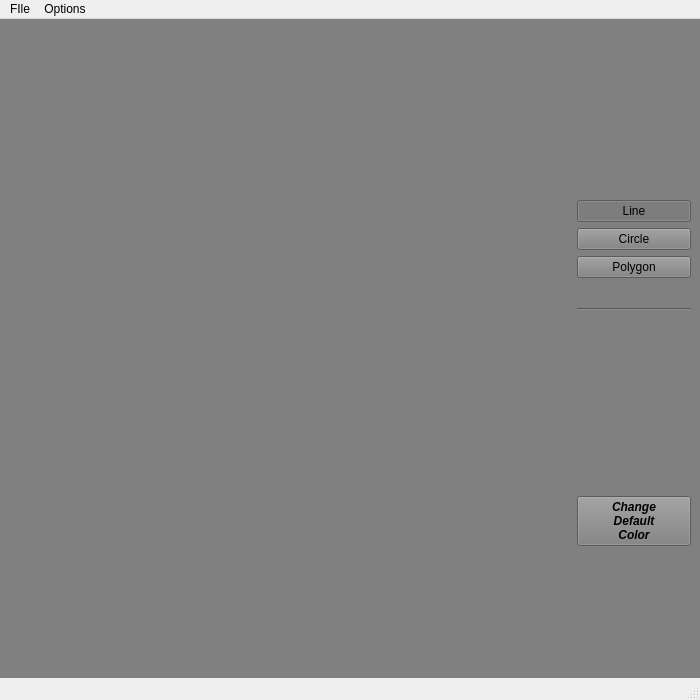
The window that mainwindow.ui (gprabowski/vector_renderer) describes before a commit, drawn with Qt 5.
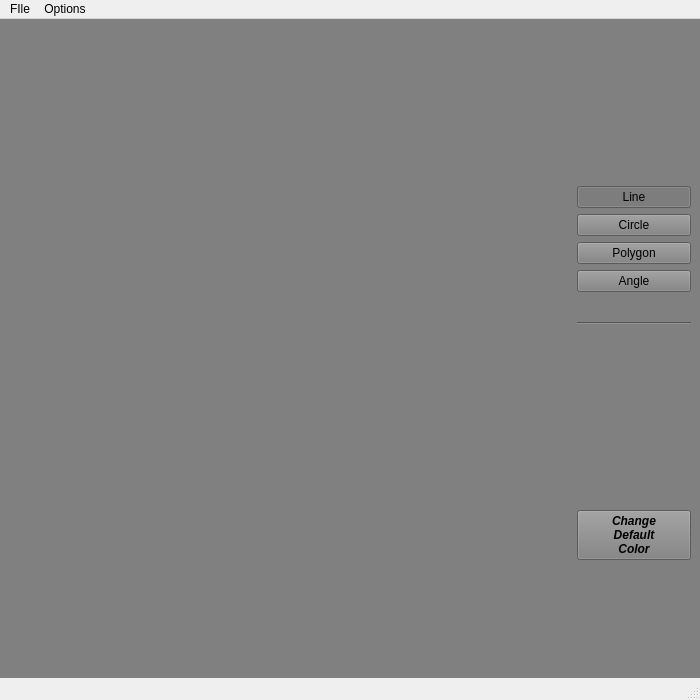
The same window after the commit.

Commit message: adds angle drawing

```diff
--- a/mainwindow.ui
+++ b/mainwindow.ui
@@ -63,7 +63,7 @@
        <layout class="QVBoxLayout" name="verticalLayout_2"/>
       </item>
       <item>
-       <layout class="QVBoxLayout" name="verticalLayout" stretch="0,1,1,1,0,2,0,0">
+       <layout class="QVBoxLayout" name="verticalLayout" stretch="0,1,1,1,0,0,2,0,0">
         <item>
          <spacer name="verticalSpacer">
           <property name="orientation">
@@ -110,6 +110,16 @@
           </property>
          </widget>
         </item>
+        <item>
+         <widget class="QPushButton" name="pushButton_2">
+          <property name="text">
+           <string>Angle</string>
+          </property>
+          <property name="checkable">
+           <bool>true</bool>
+          </property>
+         </widget>
+        </item>
         <item>
          <widget class="Line" name="line">
           <property name="minimumSize">
```
The commit also changes 9 other files.
